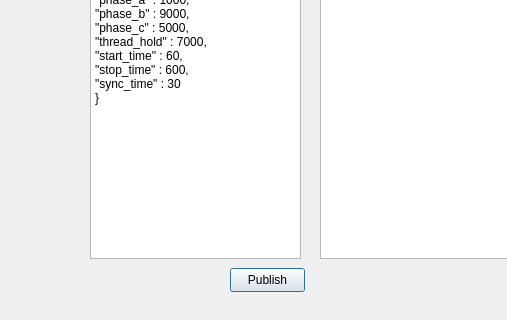
Qt form fake_mqtt.ui (LeKhacVuong/QT_osm_map_electrical_cabin) before a commit; both pictures show x 0 to 507 and y 142 to 462 of the 700 by 462 pixel window.
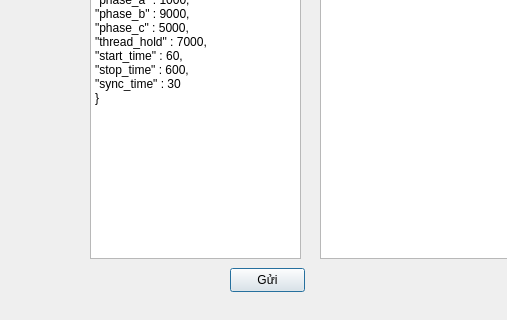
The same form after that commit.

```diff
--- a/fake_mqtt.ui
+++ b/fake_mqtt.ui
@@ -68,7 +68,7 @@
     </rect>
    </property>
    <property name="text">
-    <string>Publish</string>
+    <string>Gửi</string>
    </property>
   </widget>
   <widget class="QLabel" name="label">
```
Left out of the diff: 2 changed lines with no effect on the pictures.
